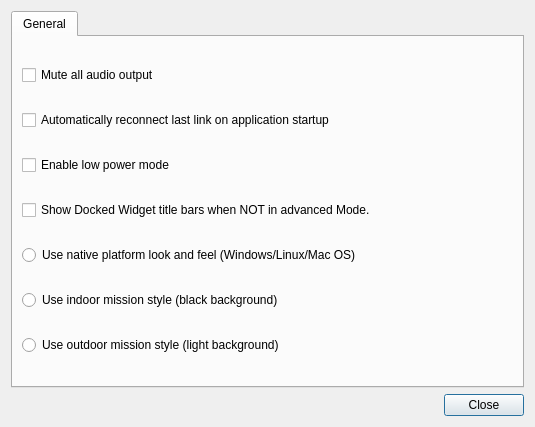
This is src/ui/QGCSettingsWidget.ui in mavlink/qgroundcontrol as Qt 5 draws it before an edit. The edited form follows.
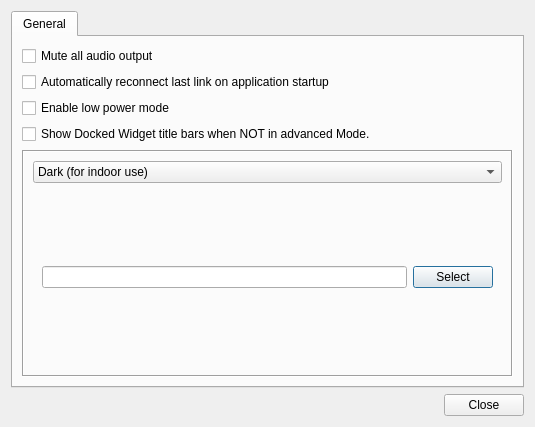
This is the edited form. Icons and pictures are not drawn.

Commit message: Reworked the styling UI. Now there are 4 options: light, dark, custom_light, and custom_dark. Things don't quite work right, but the proof-of-concept is done.

```diff
--- a/src/ui/QGCSettingsWidget.ui
+++ b/src/ui/QGCSettingsWidget.ui
@@ -10,6 +10,12 @@
     <height>427</height>
    </rect>
   </property>
+  <property name="sizePolicy">
+   <sizepolicy hsizetype="Preferred" vsizetype="Minimum">
+    <horstretch>0</horstretch>
+    <verstretch>0</verstretch>
+   </sizepolicy>
+  </property>
   <property name="windowTitle">
    <string>Dialog</string>
   </property>
@@ -23,8 +29,8 @@
       <attribute name="toolTip">
        <string>General Settings</string>
       </attribute>
-      <layout class="QGridLayout" name="generalPaneGridLayout">
-       <item row="0" column="0">
+      <layout class="QVBoxLayout" name="verticalLayout_2">
+       <item>
         <widget class="QCheckBox" name="audioMuteCheckBox">
          <property name="text">
           <string>Mute all audio output</string>
@@ -35,7 +41,7 @@
          </property>
         </widget>
        </item>
-       <item row="1" column="0">
+       <item>
         <widget class="QCheckBox" name="reconnectCheckBox">
          <property name="text">
           <string>Automatically reconnect last link on application startup</string>
@@ -46,31 +52,7 @@
          </property>
         </widget>
        </item>
-       <item row="4" column="0">
-        <widget class="QRadioButton" name="nativeStyle">
-         <property name="text">
-          <string>Use native platform look and feel (Windows/Linux/Mac OS)</string>
-         </property>
-         <property name="autoExclusive">
-          <bool>true</bool>
-         </property>
-        </widget>
-       </item>
-       <item row="5" column="0">
-        <widget class="QRadioButton" name="indoorStyle">
-         <property name="text">
-          <string>Use indoor mission style (black background)</string>
-         </property>
-        </widget>
-       </item>
-       <item row="6" column="0">
-        <widget class="QRadioButton" name="outdoorStyle">
-         <property name="text">
-          <string>Use outdoor mission style (light background)</string>
-         </property>
-        </widget>
-       </item>
-       <item row="2" column="0">
+       <item>
         <widget class="QCheckBox" name="lowPowerCheckBox">
          <property name="toolTip">
           <string>Lowers all update rates to save battery power</string>
@@ -80,7 +62,7 @@
          </property>
         </widget>
        </item>
-       <item row="3" column="0">
+       <item>
         <widget class="QCheckBox" name="titleBarCheckBox">
          <property name="text">
           <string>Show Docked Widget title bars when NOT in advanced Mode.</string>
@@ -90,6 +72,76 @@
          </property>
         </widget>
        </item>
+       <item>
+        <widget class="QFrame" name="styleFrame">
+         <property name="sizePolicy">
+          <sizepolicy hsizetype="Preferred" vsizetype="Minimum">
+           <horstretch>0</horstretch>
+           <verstretch>0</verstretch>
+          </sizepolicy>
+         </property>
+         <property name="frameShape">
+          <enum>QFrame::Box</enum>
+         </property>
+         <property name="frameShadow">
+          <enum>QFrame::Sunken</enum>
+         </property>
+         <layout class="QVBoxLayout" name="verticalLayout_5">
+          <item>
+           <widget class="QComboBox" name="styleChooser">
+            <item>
+             <property name="text">
+              <string>Dark (for indoor use)</string>
+             </property>
+            </item>
+            <item>
+             <property name="text">
+              <string>Light (for outdoor use)</string>
+             </property>
+            </item>
+            <item>
+             <property name="text">
+              <string>Custom dark (for indoor use)</string>
+             </property>
+            </item>
+            <item>
+             <property name="text">
+              <string>Custom light (for outdoor use)</string>
+             </property>
+            </item>
+           </widget>
+          </item>
+          <item>
+           <widget class="QFrame" name="customStyleFrame">
+            <property name="sizePolicy">
+             <sizepolicy hsizetype="MinimumExpanding" vsizetype="Minimum">
+              <horstretch>0</horstretch>
+              <verstretch>0</verstretch>
+             </sizepolicy>
+            </property>
+            <property name="frameShape">
+             <enum>QFrame::NoFrame</enum>
+            </property>
+            <property name="frameShadow">
+             <enum>QFrame::Plain</enum>
+            </property>
+            <layout class="QHBoxLayout" name="horizontalLayout_2">
+             <item>
+              <widget class="QLineEdit" name="lineEdit"/>
+             </item>
+             <item>
+              <widget class="QPushButton" name="customStyleFileButton">
+               <property name="text">
+                <string>Select</string>
+               </property>
+              </widget>
+             </item>
+            </layout>
+           </widget>
+          </item>
+         </layout>
+        </widget>
+       </item>
       </layout>
      </widget>
     </widget>
```
The commit also changes 5 other files.
